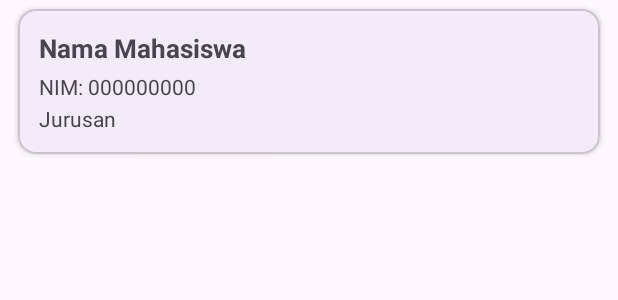
After one commit to kevinn-hub/PDCS-AndroidStudio, an Android app: the layout item_mahasiswa.xml on its own in the app's theme, with its tools: preview values and no code run, on a phone screen of 412 x 824 dp. The commit adds this screen. Shown: the top 300 px of the screen. Run offline under Robolectric (Android 15) with nearby library versions, the phone set to English and light mode, and no system bars.

Commit message:
Materi pertemuan 10

```diff
--- a/app/build.gradle.kts
+++ b/app/build.gradle.kts
@@ -49,6 +49,9 @@ dependencies {
     androidTestImplementation(libs.androidx.espresso.core)
     androidTestImplementation(libs.androidx.junit)
 
+    // RecyclerView untuk daftar
+    implementation("androidx.recyclerview:recyclerview:1.3.2")
+
     // Retrofit & Gson
     implementation("com.squareup.retrofit2:retrofit:2.11.0")
     implementation("com.squareup.retrofit2:converter-gson:2.11.0")
--- /dev/null
+++ b/app/src/main/res/layout/item_mahasiswa.xml
@@ -0,0 +1,45 @@
+<?xml version="1.0" encoding="utf-8"?>
+    <com.google.android.material.card.MaterialCardView
+     xmlns:android="http://schemas.android.com/apk/res/android"
+     xmlns:app="http://schemas.android.com/apk/res-auto"
+     android:layout_width="match_parent"
+     android:layout_height="wrap_content"
+     android:layout_marginStart="12dp"
+     android:layout_marginEnd="12dp"
+     android:layout_marginTop="6dp"
+     android:layout_marginBottom="6dp"
+     app:cardCornerRadius="12dp"
+     app:cardElevation="2dp">
+
+     <LinearLayout
+     android:layout_width="match_parent"
+     android:layout_height="wrap_content"
+     android:orientation="vertical"
+     android:padding="14dp">
+
+     <TextView
+     android:id="@+id/tvNama"
+     android:layout_width="wrap_content"
+     android:layout_height="wrap_content"
+     android:text="Nama Mahasiswa"
+     android:textSize="17sp"
+     android:textStyle="bold" />
+
+     <TextView
+     android:id="@+id/tvNim"
+     android:layout_width="wrap_content"
+     android:layout_height="wrap_content"
+     android:layout_marginTop="4dp"
+     android:text="NIM: 000000000"
+     android:textSize="14sp" />
+
+     <TextView
+     android:id="@+id/tvJurusan"
+     android:layout_width="wrap_content"
+     android:layout_height="wrap_content"
+     android:layout_marginTop="2dp"
+     android:text="Jurusan"
+     android:textSize="14sp" />
+
+    </LinearLayout>
+    </com.google.android.material.card.MaterialCardView>
```
Also changed, not shown: app/src/main/java/com/a2511500012/Mahasiswa/MainActivity.kt (+118 -65 lines), app/src/main/java/com/a2511500012/Mahasiswa/adapter/MahasiswaAdapter.kt (added, +47 -0 lines), app/src/main/java/com/a2511500012/Mahasiswa/api/ApiInterface.kt (+13 -2 lines), app/src/main/java/com/a2511500012/Mahasiswa/model/MahasiswaResponse.kt (+13 -0 lines), app/src/main/res/layout/activity_main.xml (+64 -8 lines).
